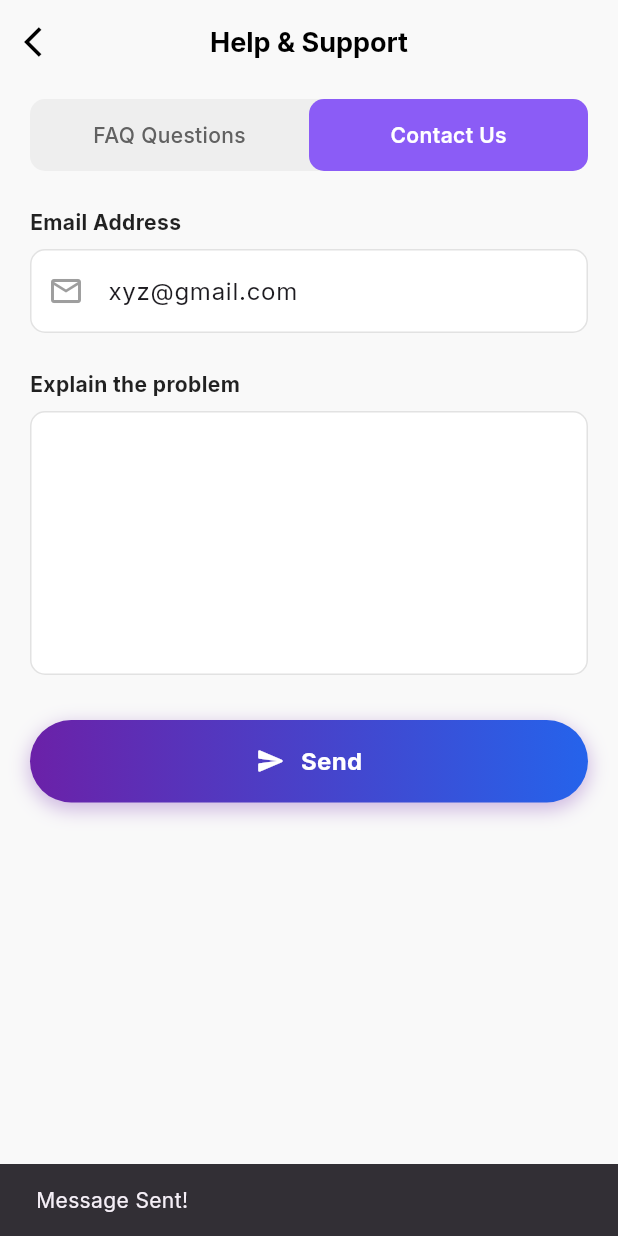
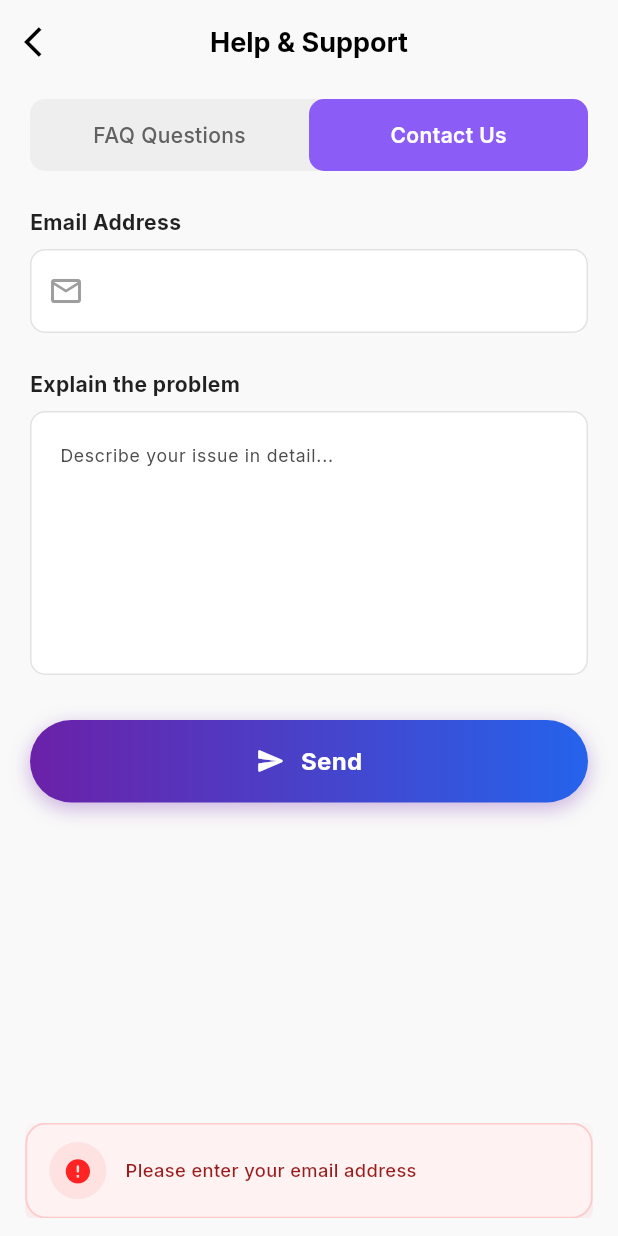
Before and after one commit to SabbirMo/iWitnez, a Flutter app: the HelpSupportScreen screen opened by its route, after a tap on "Contact Us", after a tap on "Send", on a phone screen of 412 x 824 dp. Run offline on Flutter 3.47's test engine with Material 3 defaults, Android fonts, the phone set to English and light mode, and no system bars; our stand-ins replace audioplayers, camera, dio, emoji_picker_flutter, firebase_core, firebase_messaging and 16 more; missing offline and left inert: agora_rtc_engine; accounts and stored records are empty; network calls fail.

Commit message:
help and support page API connect

```diff
--- a/lib/core/network/api_endpoint/api_end_point.dart
+++ b/lib/core/network/api_endpoint/api_end_point.dart
@@ -56,6 +56,10 @@ class ApiEndPoints {
   static const String locationManageSharing =
       '/api/v1/location/manage-sharing/';
 
+  // Support Endpoints
+  static const String supportContact = '/api/v1/support/contact/';
+  static const String supportFaqs = '/api/v1/support/faqs/';
+
   // Emergency SOS Endpoints
   static const String sosStart = '/api/v1/emergency/sos/start/';
   static String sosActivate(String id) => '/api/v1/emergency/sos/$id/activate/';
--- a/lib/feature/main_user/HelpSupport/controller/help_support_controller.dart
+++ b/lib/feature/main_user/HelpSupport/controller/help_support_controller.dart
@@ -1,58 +1,111 @@
+import 'package:flutter/material.dart';
 import 'package:flutter_riverpod/legacy.dart';
+import 'package:iwitnez/core/network/error/api_error_handler.dart';
+import 'package:iwitnez/core/utils/app_validator.dart';
+import 'package:iwitnez/core/widgets/custom_snackbar.dart';
+import 'package:iwitnez/feature/main_user/Profile_section/Profile/repository/profile_repository.dart';
 import '../model/help_support_model.dart';
+import '../repository/help_support_repository.dart';
 
 class HelpSupportState {
   final int selectedTabIndex;
   final List<FaqModel> faqs;
-  final ContactFormModel contactForm; // NEW
+  final ContactFormModel contactForm;
+  final bool? _isLoadingFaqs;
+  final bool? _isSubmitting;
+  final int? _formResetKey;
+  final int? expandedFaqIndex;
+
+  bool get isLoadingFaqs => _isLoadingFaqs ?? false;
+  bool get isSubmitting => _isSubmitting ?? false;
+  int get formResetKey => _formResetKey ?? 0;
 
   HelpSupportState({
     this.selectedTabIndex = 0,
     required this.faqs,
-    required this.contactForm, // NEW
-  });
+    required this.contactForm,
+    bool? isLoadingFaqs = false,
+    bool? isSubmitting = false,
+    int? formResetKey = 0,
+    this.expandedFaqIndex,
+  })  : _isLoadingFaqs = isLoadingFaqs ?? false,
+        _isSubmitting = isSubmitting ?? false,
+        _formResetKey = formResetKey ?? 0;
 
   HelpSupportState copyWith({
     int? selectedTabIndex,
     List<FaqModel>? faqs,
     ContactFormModel? contactForm,
+    bool? isLoadingFaqs,
+    bool? isSubmitting,
+    int? formResetKey,
+    int? expandedFaqIndex,
+    bool clearExpanded = false,
   }) {
     return HelpSupportState(
       selectedTabIndex: selectedTabIndex ?? this.selectedTabIndex,
       faqs: faqs ?? this.faqs,
       contactForm: contactForm ?? this.contactForm,
+      isLoadingFaqs: isLoadingFaqs ?? this.isLoadingFaqs,
+      isSubmitting: isSubmitting ?? this.isSubmitting,
+      formResetKey: formResetKey ?? this.formResetKey,
+      expandedFaqIndex:
+          clearExpanded ? null : (expandedFaqIndex ?? this.expandedFaqIndex),
     );
   }
 }
 
 class HelpSupportController extends StateNotifier<HelpSupportState> {
-  HelpSupportController()
-    : super(
-        HelpSupportState(
-          contactForm: ContactFormModel(), // Initialize empty form
-          faqs: [
-            FaqModel(id: '1', question: 'How does SOS work?'),
-            FaqModel(id: '2', question: 'How do I share my live location?'),
-            FaqModel(
-              id: '3',
-              question: 'How can I add members to my trusted circle?',
+  final HelpSupportRepository _repository;
+
+  HelpSupportController([HelpSupportRepository? repository])
+      : _repository = repository ?? HelpSupportRepository(),
+        super(
+          HelpSupportState(
+            contactForm: ContactFormModel(
+              email: _getInitialEmail(),
+              problemDescription: '',
             ),
-            FaqModel(id: '4', question: 'Will my location always be shared?'),
-            FaqModel(id: '5', question: 'Is my data secure?'),
-            FaqModel(
-              id: '6',
-              question: 'How do I update my profile information?',
-            ),
-            FaqModel(id: '7', question: 'How do I log out of my account?'),
-          ],
-        ),
+            faqs: const [],
+          ),
+        ) {
+    loadFaqs();
+  }
+
+  static String _getInitialEmail() {
+    try {
+      return ProfileRepository().cachedProfile?.email ?? '';
+    } catch (_) {
+      return '';
+    }
+  }
+
+  Future<void> loadFaqs() async {
+    state = state.copyWith(isLoadingFaqs: true);
+    try {
+      final faqs = await _repository.getFaqs();
+      state = state.copyWith(
+        faqs: faqs,
+        isLoadingFaqs: false,
       );
+    } catch (e) {
+      debugPrint('[HelpSupportController] loadFaqs error: $e');
+      state = state.copyWith(isLoadingFaqs: false);
+    }
+  }
+
+  void toggleFaq(int index) {
+    if (state.expandedFaqIndex == index) {
+      state = state.copyWith(clearExpanded: true);
+    } else {
+      state = state.copyWith(expandedFaqIndex: index);
+    }
+  }
 
   void changeTab(int index) {
     state = state.copyWith(selectedTabIndex: index);
   }
 
-  // NEW: Form Update Methods
   void updateEmail(String email) {
     state = state.copyWith(
       contactForm: state.contactForm.copyWith(email: email),
@@ -65,9 +118,63 @@ class HelpSupportController extends StateNotifier<HelpSupportState> {
     );
   }
 
-  void submitContactForm() {
-    // Logic to send data to backend goes here
-    print('Sending Email: ${state.contactForm.email}');
-    print('Problem: ${state.contactForm.problemDescription}');
+  Future<void> submitContactForm(BuildContext context) async {
+    final email = state.contactForm.email.trim();
+    final message = state.contactForm.problemDescription.trim();
+
+    if (email.isEmpty) {
+      CustomSnackBar.showError(
+        context,
+        message: 'Please enter your email address',
+      );
+      return;
+    }
+
+    final emailError = AppValidator.validateEmail(email);
+    if (emailError != null) {
+      CustomSnackBar.showError(
+        context,
+        message: emailError,
+      );
+      return;
+    }
+
+    if (message.isEmpty) {
+      CustomSnackBar.showError(
+        context,
+        message: 'Please explain the problem',
+      );
+      return;
+    }
+
+    state = state.copyWith(isSubmitting: true);
+
+    try {
+      final successMsg = await _repository.submitContact(
+        email: email,
+        message: message,
+      );
+      state = state.copyWith(
+        isSubmitting: false,
+        formResetKey: state.formResetKey + 1,
+        contactForm: state.contactForm.copyWith(problemDescription: ''),
+      );
+      if (context.mounted) {
+        CustomSnackBar.showSuccess(
+          context,
+          message: successMsg ??
+              'Your message has been sent to our safety support team. We will contact you shortly.',
+        );
+      }
+    } catch (e) {
+      final errorMsg = ApiErrorHandler.getMessage(e);
+      state = state.copyWith(isSubmitting: false);
+      if (context.mounted) {
+        CustomSnackBar.showError(
+          context,
+          message: errorMsg,
+        );
+      }
+    }
   }
 }
--- a/lib/feature/main_user/HelpSupport/model/help_support_model.dart
+++ b/lib/feature/main_user/HelpSupport/model/help_support_model.dart
@@ -1,20 +1,61 @@
 class FaqModel {
-  final String id;
+  final int id;
   final String question;
+  final String answer;
+  final String category;
+  final int order;
 
   FaqModel({
     required this.id,
     required this.question,
+    required this.answer,
+    this.category = '',
+    this.order = 0,
   });
+
+  factory FaqModel.fromJson(Map<String, dynamic> json, [int fallbackId = 0]) {
+    final rawId = json['id'];
+    int parsedId = fallbackId;
+    if (rawId is int) {
+      parsedId = rawId;
+    } else if (rawId != null) {
+      parsedId = int.tryParse(rawId.toString()) ?? fallbackId;
+    }
+
+    return FaqModel(
+      id: parsedId != 0 ? parsedId : fallbackId,
+      question: json['question'] as String? ?? '',
+      answer: json['answer'] as String? ?? '',
+      category: json['category'] as String? ?? '',
+      order: json['order'] is int
+          ? json['order']
+          : int.tryParse(json['order']?.toString() ?? '0') ?? 0,
+    );
+  }
+
+  FaqModel copyWith({
+    int? id,
+    String? question,
+    String? answer,
+    String? category,
+    int? order,
+  }) {
+    return FaqModel(
+      id: id ?? this.id,
+      question: question ?? this.question,
+      answer: answer ?? this.answer,
+      category: category ?? this.category,
+      order: order ?? this.order,
+    );
+  }
 }
 
-// NEW: Model for Contact Us form data
 class ContactFormModel {
   final String email;
   final String problemDescription;
 
   ContactFormModel({
-    this.email = 'xyz@gmail.com', // Pre-filled as per design
+    this.email = '',
     this.problemDescription = '',
   });
 
--- a/lib/feature/main_user/HelpSupport/provider/help_support_provider.dart
+++ b/lib/feature/main_user/HelpSupport/provider/help_support_provider.dart
@@ -1,8 +1,9 @@
-
 import 'package:flutter_riverpod/legacy.dart';
 import '../controller/help_support_controller.dart';
+import '../repository/help_support_repository.dart';
 
-final helpSupportControllerProvider =
-    StateNotifierProvider<HelpSupportController, HelpSupportState>((ref) {
-  return HelpSupportController();
+final helpSupportControllerProvider = StateNotifierProvider.autoDispose<
+    HelpSupportController, HelpSupportState>((ref) {
+  final repository = ref.watch(helpSupportRepositoryProvider);
+  return HelpSupportController(repository);
 });
--- /dev/null
+++ b/lib/feature/main_user/HelpSupport/repository/help_support_repository.dart
@@ -0,0 +1,63 @@
+import 'package:flutter_riverpod/flutter_riverpod.dart';
+import 'package:iwitnez/core/network/api_endpoint/api_end_point.dart';
+import 'package:iwitnez/core/network/service/api_services.dart';
+import '../model/help_support_model.dart';
+
+class HelpSupportRepository {
+  final ApiServices _apiServices;
+
+  HelpSupportRepository([ApiServices? apiServices])
+    : _apiServices = apiServices ?? ApiServices();
+
+  /// GET /api/v1/support/faqs/
+  Future<List<FaqModel>> getFaqs() async {
+    final response = await _apiServices.get(
+      ApiEndPoints.supportFaqs,
+      requireAuth: true,
+    );
+
+    final resData = response.data?['data'];
+    if (resData is List) {
+      final list = <FaqModel>[];
+      for (int i = 0; i < resData.length; i++) {
+        final item = resData[i];
+        if (item is Map<String, dynamic>) {
+          list.add(FaqModel.fromJson(item, i + 1));
+        }
+      }
+      list.sort((a, b) => a.order.compareTo(b.order));
+      return list;
+    }
+    return [];
+  }
+
+  /// POST /api/v1/support/contact/
+  /// Body:
+  /// {
+  ///   "email": "...",
+  ///   "message": "..."
+  /// }
+  Future<String?> submitContact({
+    required String email,
+    required String message,
+  }) async {
+    final response = await _apiServices.post(
+      ApiEndPoints.supportContact,
+      data: {'email': email, 'message': message},
+      requireAuth: true,
+    );
+
+    final resData = response.data;
+    if (resData is Map<String, dynamic>) {
+      final msg = resData['message'] as String?;
+      if (msg != null && msg.isNotEmpty) {
+        return msg;
+      }
+    }
+    return 'Your message has been sent to our safety support team. We will contact you shortly.';
+  }
+}
+
+final helpSupportRepositoryProvider = Provider<HelpSupportRepository>((ref) {
+  return HelpSupportRepository();
+});
--- a/lib/feature/main_user/HelpSupport/screen/help_support_screen.dart
+++ b/lib/feature/main_user/HelpSupport/screen/help_support_screen.dart
@@ -2,6 +2,7 @@ import 'package:flutter/material.dart';
 import 'package:flutter_riverpod/flutter_riverpod.dart';
 import 'package:go_router/go_router.dart';
 import 'package:iwitnez/router/app_route_names.dart';
+import '../controller/help_support_controller.dart';
 import '../provider/help_support_provider.dart';
 import '../widget/faq_card.dart';
 
@@ -41,8 +42,6 @@ class HelpSupportScreen extends ConsumerWidget {
       body: Column(
         children: [
           const SizedBox(height: 10),
-
-          // --- Custom Tab Bar ---
           Padding(
             padding: const EdgeInsets.symmetric(horizontal: 20),
             child: Container(
@@ -54,14 +53,12 @@ class HelpSupportScreen extends ConsumerWidget {
               child: Row(
                 children: [
                   _buildTab(
-                    context,
                     title: 'FAQ Questions',
                     index: 0,
                     currentIndex: state.selectedTabIndex,
                     onTap: () => controller.changeTab(0),
                   ),
                   _buildTab(
-                    context,
                     title: 'Contact Us',
                     index: 1,
                     currentIndex: state.selectedTabIndex,
@@ -71,13 +68,10 @@ class HelpSupportScreen extends ConsumerWidget {
               ),
             ),
           ),
-
           const SizedBox(height: 24),
-
-          // --- Tab Content ---
           Expanded(
             child: state.selectedTabIndex == 0
-                ? _buildFaqList(state)
+                ? _buildFaqList(state, controller)
                 : _buildContactUs(context, state, controller),
           ),
         ],
@@ -85,8 +79,12 @@ class HelpSupportScreen extends ConsumerWidget {
     );
   }
 
-  // Helper widget for individual Tab Button
-  Widget _buildTab(BuildContext context, {required String title, required int index, required int currentIndex, required VoidCallback onTap}) {
+  Widget _buildTab({
+    required String title,
+    required int index,
+    required int currentIndex,
+    required VoidCallback onTap,
+  }) {
     final isSelected = index == currentIndex;
     return Expanded(
       child: GestureDetector(
@@ -110,31 +108,67 @@ class HelpSupportScreen extends ConsumerWidget {
     );
   }
 
-  // FAQ List View
-  Widget _buildFaqList(dynamic state) {
-    return ListView.builder(
+  Widget _buildFaqList(
+    HelpSupportState state,
+    HelpSupportController controller,
+  ) {
+    if (state.isLoadingFaqs && state.faqs.isEmpty) {
+      return const Center(
+        child: CircularProgressIndicator(
+          color: Color(0xFF8B5CF6),
+        ),
+      );
+    }
+
+    if (state.faqs.isEmpty) {
+      return RefreshIndicator(
+        onRefresh: controller.loadFaqs,
+        color: const Color(0xFF8B5CF6),
+        child: ListView(
+          physics: const AlwaysScrollableScrollPhysics(),
+          padding: const EdgeInsets.symmetric(horizontal: 20, vertical: 40),
+          children: const [
+            Center(
+              child: Text(
+                'No FAQs available at the moment.',
+                style: TextStyle(color: Colors.grey, fontSize: 14),
+              ),
+            ),
+          ],
+        ),
+      );
+    }
+
+    return RefreshIndicator(
+      onRefresh: controller.loadFaqs,
+      color: const Color(0xFF8B5CF6),
+      child: ListView.builder(
+        physics: const AlwaysScrollableScrollPhysics(),
         padding: const EdgeInsets.symmetric(horizontal: 20),
         itemCount: state.faqs.length,
         itemBuilder: (context, index) {
           final faq = state.faqs[index];
           return FaqCard(
             question: faq.question,
-          onTap: () {
-            print('Tapped: ${faq.question}');
-          },
+            answer: faq.answer,
+            isExpanded: state.expandedFaqIndex == index,
+            onTap: () => controller.toggleFaq(index),
           );
         },
+      ),
     );
   }
 
-  // --- NEW: Contact Us Form View ---
-  Widget _buildContactUs(BuildContext context, dynamic state, dynamic controller) {
+  Widget _buildContactUs(
+    BuildContext context,
+    HelpSupportState state,
+    HelpSupportController controller,
+  ) {
     return SingleChildScrollView(
       padding: const EdgeInsets.symmetric(horizontal: 20),
       child: Column(
         crossAxisAlignment: CrossAxisAlignment.start,
         children: [
-          // Email Field
           const Text(
             'Email Address',
             style: TextStyle(
@@ -146,6 +180,8 @@ class HelpSupportScreen extends ConsumerWidget {
           const SizedBox(height: 8),
           TextFormField(
             initialValue: state.contactForm.email,
+            keyboardType: TextInputType.emailAddress,
+            enabled: !state.isSubmitting,
             onChanged: (val) => controller.updateEmail(val),
             decoration: InputDecoration(
               prefixIcon: const Icon(Icons.email_outlined, color: Colors.grey),
@@ -154,18 +190,19 @@ class HelpSupportScreen extends ConsumerWidget {
               contentPadding: const EdgeInsets.symmetric(vertical: 16),
               border: OutlineInputBorder(
                 borderRadius: BorderRadius.circular(10),
-                borderSide: BorderSide(color: Colors.grey.withOpacity(0.3)),
+                borderSide: BorderSide(
+                  color: Colors.grey.withValues(alpha: 0.3),
+                ),
               ),
               enabledBorder: OutlineInputBorder(
                 borderRadius: BorderRadius.circular(10),
-                borderSide: BorderSide(color: Colors.grey.withOpacity(0.3)),
+                borderSide: BorderSide(
+                  color: Colors.grey.withValues(alpha: 0.3),
                 ),
               ),
             ),
-
+          ),
           const SizedBox(height: 24),
-
-          // Problem Field
           const Text(
             'Explain the problem',
             style: TextStyle(
@@ -176,66 +213,83 @@ class HelpSupportScreen extends ConsumerWidget {
           ),
           const SizedBox(height: 8),
           TextFormField(
-            maxLines: 6, // Makes it a large box
+            key: ValueKey(state.formResetKey),
+            initialValue: state.contactForm.problemDescription,
+            maxLines: 6,
+            enabled: !state.isSubmitting,
             onChanged: (val) => controller.updateProblemDescription(val),
             decoration: InputDecoration(
+              hintText: 'Describe your issue in detail...',
               filled: true,
               fillColor: Colors.white,
               contentPadding: const EdgeInsets.all(16),
               border: OutlineInputBorder(
                 borderRadius: BorderRadius.circular(10),
-                borderSide: BorderSide(color: Colors.grey.withOpacity(0.3)),
+                borderSide: BorderSide(
+                  color: Colors.grey.withValues(alpha: 0.3),
+                ),
               ),
               enabledBorder: OutlineInputBorder(
                 borderRadius: BorderRadius.circular(10),
-                borderSide: BorderSide(color: Colors.grey.withOpacity(0.3)),
+                borderSide: BorderSide(
+                  color: Colors.grey.withValues(alpha: 0.3),
                 ),
               ),
             ),
-
+          ),
           const SizedBox(height: 30),
-
-          // Send Button
           _buildGradientButton(
-            onTap: () {
-              controller.submitContactForm();
-              ScaffoldMessenger.of(context).showSnackBar(
-                const SnackBar(content: Text('Message Sent!')),
-              );
-            },
+            onTap: state.isSubmitting
+                ? null
+                : () => controller.submitContactForm(context),
             text: 'Send',
             icon: Icons.send_rounded,
+            isLoading: state.isSubmitting,
           ),
+          const SizedBox(height: 24),
         ],
       ),
     );
   }
 
-  // --- NEW: Gradient Button Helper ---
-  Widget _buildGradientButton({required VoidCallback onTap, required String text, required IconData icon}) {
+  Widget _buildGradientButton({
+    required VoidCallback? onTap,
+    required String text,
+    required IconData icon,
+    bool isLoading = false,
+  }) {
     return GestureDetector(
       onTap: onTap,
       child: Container(
         width: double.infinity,
         height: 55,
         decoration: BoxDecoration(
-          // Gradient from deep purple to vibrant blue
           gradient: const LinearGradient(
             colors: [Color(0xFF6B21A8), Color(0xFF2563EB)],
             begin: Alignment.centerLeft,
             end: Alignment.centerRight,
           ),
-          borderRadius: BorderRadius.circular(30), // Pill shape
+          borderRadius: BorderRadius.circular(30),
           boxShadow: [
             BoxShadow(
-              color: const Color(0xFF6B21A8).withOpacity(0.3),
+              color: const Color(0xFF6B21A8).withValues(alpha: 0.3),
               spreadRadius: 1,
               blurRadius: 10,
               offset: const Offset(0, 4),
             ),
           ],
         ),
-        child: Row(
+        child: Center(
+          child: isLoading
+              ? const SizedBox(
+                  width: 24,
+                  height: 24,
+                  child: CircularProgressIndicator(
+                    color: Colors.white,
+                    strokeWidth: 2.5,
+                  ),
+                )
+              : Row(
                   mainAxisAlignment: MainAxisAlignment.center,
                   children: [
                     Icon(icon, color: Colors.white, size: 20),
@@ -251,6 +305,7 @@ class HelpSupportScreen extends ConsumerWidget {
                   ],
                 ),
         ),
+      ),
     );
   }
 }
```
Also changed, not shown: lib/feature/main_user/AccountSettings/model/account_settings_model.dart (+9 -5 lines), lib/feature/main_user/HelpSupport/widget/faq_card.dart (+36 -10 lines). Lines whose indentation alone changed are shown as unchanged.
